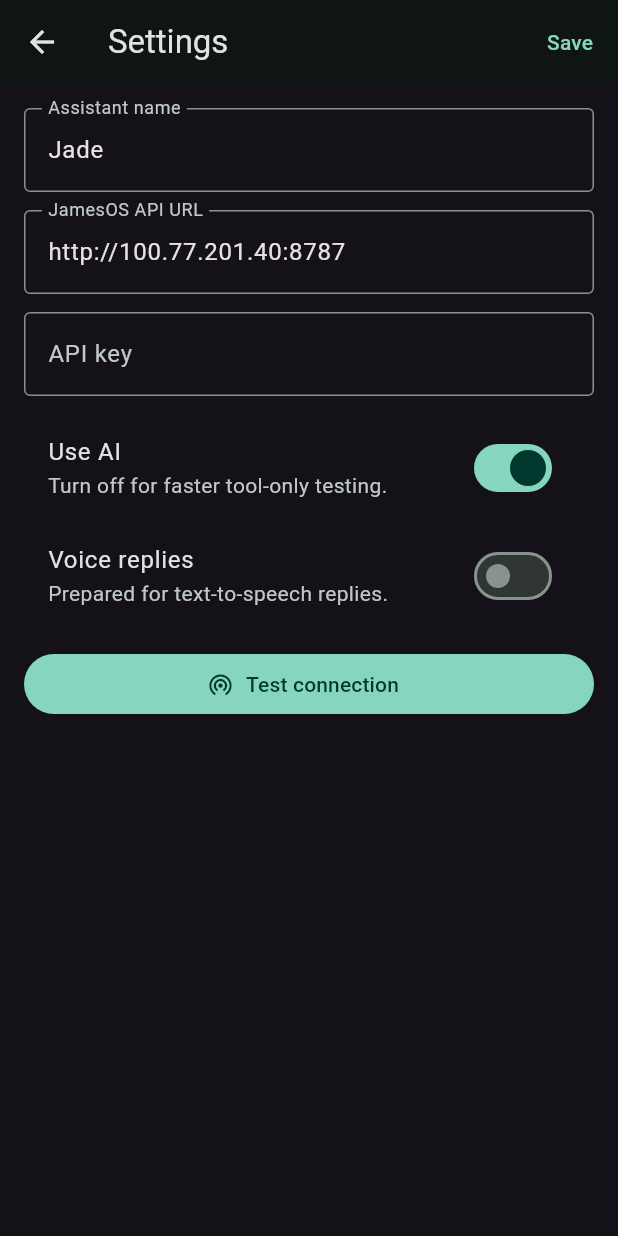
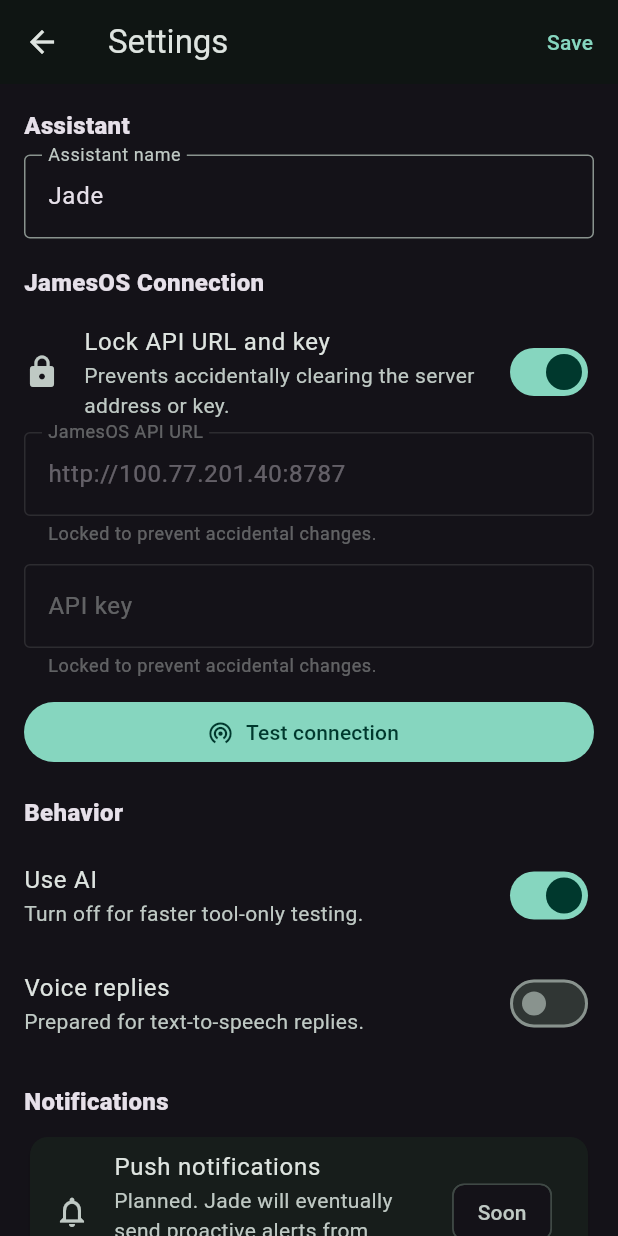
Before and after one commit to thedorfer/JamesOS, a Flutter app: the screen it shows after launch, after a tap on "Brief me", after a tap on the "delete outline" icon, after a tap on the "settings" icon, on a phone screen of 412 x 824 dp. Run offline on Flutter 3.47's test engine with Material 3 defaults, Android fonts, the phone set to English and light mode, and no system bars; our stand-ins replace flutter_markdown, shared_preferences; network calls fail.

Commit message:
Add locked connection settings UI

```diff
--- a/apps/jade_app/lib/screens/settings_screen.dart
+++ b/apps/jade_app/lib/screens/settings_screen.dart
@@ -19,6 +19,7 @@ class _SettingsScreenState extends State<SettingsScreen> {
 
   late bool useAi = widget.settings.useAi;
   late bool voiceReplies = widget.settings.voiceReplies;
+  late bool connectionLocked = widget.settings.connectionLocked;
 
   @override
   void dispose() {
@@ -31,16 +32,44 @@ class _SettingsScreenState extends State<SettingsScreen> {
   Future<void> save() async {
     final updated = JadeSettings(
       assistantName: name.text.trim().isEmpty ? 'Jade' : name.text.trim(),
-      apiBase: base.text.trim(),
-      apiKey: key.text.trim(),
+      apiBase: connectionLocked ? widget.settings.apiBase : base.text.trim(),
+      apiKey: connectionLocked ? widget.settings.apiKey : key.text.trim(),
       useAi: useAi,
       voiceReplies: voiceReplies,
+      connectionLocked: connectionLocked,
     );
 
     await SettingsService().save(updated);
 
     if (!mounted) return;
     Navigator.pop(context, updated);
+  }
+
+  Future<void> confirmUnlockConnection() async {
+    final unlocked = await showDialog<bool>(
+      context: context,
+      builder: (dialogContext) => AlertDialog(
+        title: const Text('Unlock connection settings?'),
+        content: const Text(
+          'This allows editing the JamesOS API URL and API key. Keep this locked unless you need to change servers or replace the key.',
+        ),
+        actions: [
+          TextButton(
+            onPressed: () => Navigator.pop(dialogContext, false),
+            child: const Text('Cancel'),
+          ),
+          FilledButton.icon(
+            onPressed: () => Navigator.pop(dialogContext, true),
+            icon: const Icon(Icons.lock_open),
+            label: const Text('Unlock'),
+          ),
+        ],
+      ),
+    );
+
+    if (unlocked == true) {
+      setState(() => connectionLocked = false);
+    }
   }
 
   Future<void> testConnection() async {
@@ -50,6 +79,7 @@ class _SettingsScreenState extends State<SettingsScreen> {
       assistantName: name.text.trim(),
       useAi: useAi,
       voiceReplies: voiceReplies,
+      connectionLocked: connectionLocked,
     );
 
     try {
@@ -72,6 +102,16 @@ class _SettingsScreenState extends State<SettingsScreen> {
     }
   }
 
+  Widget sectionTitle(String text) {
+    return Padding(
+      padding: const EdgeInsets.only(bottom: 8),
+      child: Text(
+        text,
+        style: const TextStyle(fontSize: 16, fontWeight: FontWeight.w800),
+      ),
+    );
+  }
+
   @override
   Widget build(BuildContext context) {
     return Scaffold(
@@ -82,6 +122,7 @@ class _SettingsScreenState extends State<SettingsScreen> {
       body: ListView(
         padding: const EdgeInsets.all(16),
         children: [
+          sectionTitle('Assistant'),
           TextField(
             controller: name,
             decoration: const InputDecoration(
@@ -89,35 +130,41 @@ class _SettingsScreenState extends State<SettingsScreen> {
               border: OutlineInputBorder(),
             ),
           ),
-          const SizedBox(height: 12),
+          const SizedBox(height: 18),
+          sectionTitle('JamesOS Connection'),
+          SwitchListTile(
+            contentPadding: EdgeInsets.zero,
+            title: const Text('Lock API URL and key'),
+            subtitle: const Text('Prevents accidentally clearing the server address or key.'),
+            value: connectionLocked,
+            secondary: Icon(connectionLocked ? Icons.lock : Icons.lock_open),
+            onChanged: (v) {
+              if (v) {
+                setState(() => connectionLocked = true);
+              } else {
+                confirmUnlockConnection();
+              }
+            },
+          ),
           TextField(
             controller: base,
-            decoration: const InputDecoration(
+            enabled: !connectionLocked,
+            decoration: InputDecoration(
               labelText: 'JamesOS API URL',
-              border: OutlineInputBorder(),
+              helperText: connectionLocked ? 'Locked to prevent accidental changes.' : null,
+              border: const OutlineInputBorder(),
             ),
           ),
           const SizedBox(height: 12),
           TextField(
             controller: key,
+            enabled: !connectionLocked,
             obscureText: true,
-            decoration: const InputDecoration(
+            decoration: InputDecoration(
               labelText: 'API key',
-              border: OutlineInputBorder(),
+              helperText: connectionLocked ? 'Locked to prevent accidental changes.' : null,
+              border: const OutlineInputBorder(),
             ),
-          ),
-          const SizedBox(height: 12),
-          SwitchListTile(
-            title: const Text('Use AI'),
-            subtitle: const Text('Turn off for faster tool-only testing.'),
-            value: useAi,
-            onChanged: (v) => setState(() => useAi = v),
-          ),
-          SwitchListTile(
-            title: const Text('Voice replies'),
-            subtitle: const Text('Prepared for text-to-speech replies.'),
-            value: voiceReplies,
-            onChanged: (v) => setState(() => voiceReplies = v),
           ),
           const SizedBox(height: 12),
           FilledButton.icon(
@@ -125,6 +172,41 @@ class _SettingsScreenState extends State<SettingsScreen> {
             icon: const Icon(Icons.wifi_tethering),
             label: const Text('Test connection'),
           ),
+          const SizedBox(height: 18),
+          sectionTitle('Behavior'),
+          SwitchListTile(
+            contentPadding: EdgeInsets.zero,
+            title: const Text('Use AI'),
+            subtitle: const Text('Turn off for faster tool-only testing.'),
+            value: useAi,
+            onChanged: (v) => setState(() => useAi = v),
+          ),
+          SwitchListTile(
+            contentPadding: EdgeInsets.zero,
+            title: const Text('Voice replies'),
+            subtitle: const Text('Prepared for text-to-speech replies.'),
+            value: voiceReplies,
+            onChanged: (v) => setState(() => voiceReplies = v),
+          ),
+          const SizedBox(height: 18),
+          sectionTitle('Notifications'),
+          Card(
+            child: ListTile(
+              leading: const Icon(Icons.notifications_outlined),
+              title: const Text('Push notifications'),
+              subtitle: const Text(
+                'Planned. Jade will eventually send proactive alerts from JamesOS signals.',
+              ),
+              trailing: const Chip(label: Text('Soon')),
+              onTap: () {
+                ScaffoldMessenger.of(context).showSnackBar(
+                  const SnackBar(
+                    content: Text('Push notifications are planned for the next mobile phase.'),
+                  ),
+                );
+              },
+            ),
+          ),
         ],
       ),
     );
```
